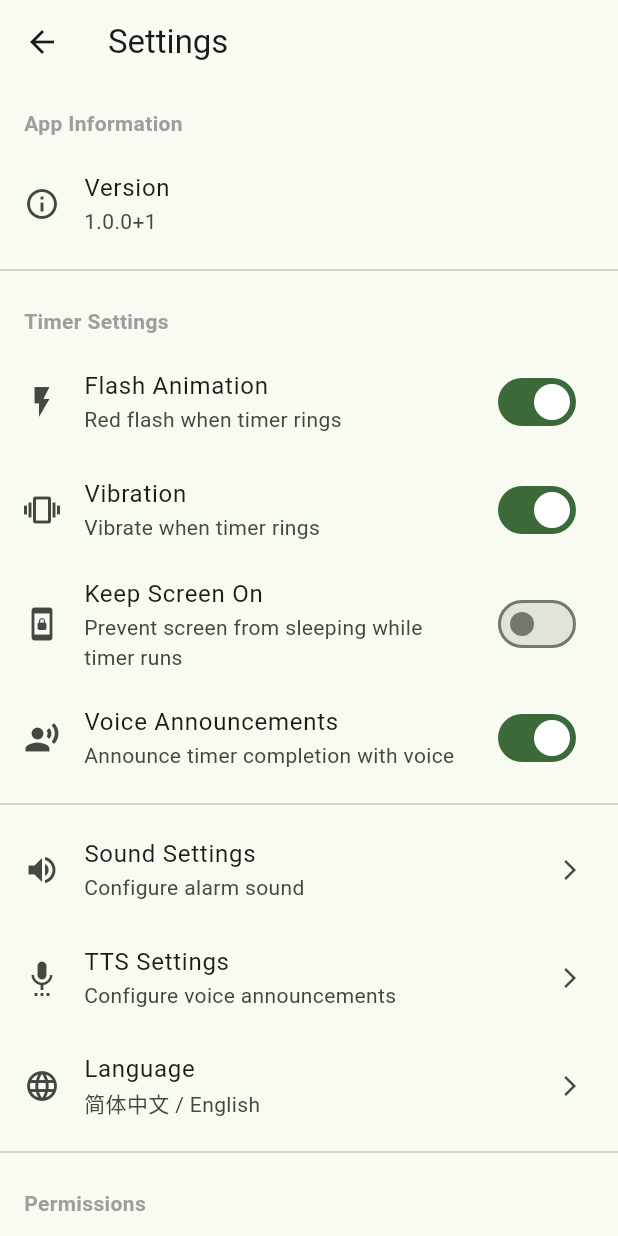
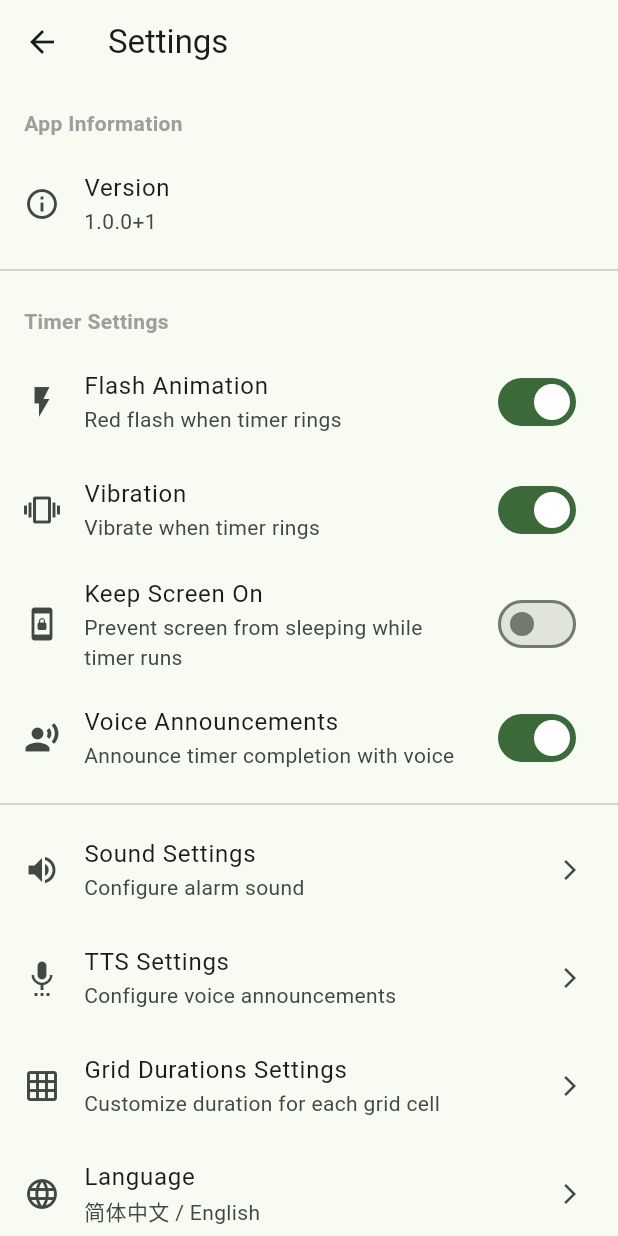
Before and after one commit to calcitem/GridTimer, a Flutter app: the screen it shows after launch, after a tap on the "settings" icon, on a phone screen of 412 x 824 dp. Run offline on Flutter 3.47's test engine with Material 3 defaults, Android fonts, the phone set to English and light mode, and no system bars; our stand-ins replace audioplayers, flutter_local_notifications, flutter_riverpod, flutter_tts, freezed_annotation, hive_ce and 3 more; missing offline and left inert: app_settings; accounts and stored records are empty; generated files the repository leaves out were written again.

Commit message:
feat(settings): add grid durations configuration and update timer service
Introduced a new configuration for grid durations in app settings, allowing users to customize the duration for each grid cell. Updated the ITimerService interface to include a method for updating default grid durations based on settings. Enhanced the TimerService to utilize these configurations when creating default grids and added localization support for grid duration settings in both English and Chinese. Updated the settings page to navigate to the new grid durations settings page.

```diff
--- a/lib/core/domain/entities/app_settings.dart
+++ b/lib/core/domain/entities/app_settings.dart
@@ -43,6 +43,11 @@ abstract class AppSettings with _$AppSettings {
 
     /// TTS pitch (0.5 - 2.0, where 1.0 is normal).
     @Default(1.0) double ttsPitch,
+
+    /// 九宫格的自定义时长配置（单位：秒），9个元素分别对应9个宫格
+    /// 默认值：[10秒, 2分, 3分, 5分, 8分, 10分, 15分, 20分, 45分]
+    @Default([10, 120, 180, 300, 480, 600, 900, 1200, 2700])
+    List<int> gridDurationsInSeconds,
   }) = _AppSettings;
 
   factory AppSettings.fromJson(Map<String, dynamic> json) =>
--- a/lib/core/domain/services/i_timer_service.dart
+++ b/lib/core/domain/services/i_timer_service.dart
@@ -50,4 +50,8 @@ abstract interface class ITimerService {
 
   /// Returns whether any timer is not idle.
   bool hasActiveTimers();
+
+  /// Updates default grid durations from settings.
+  /// Throws if any timer is active.
+  Future<void> updateDefaultGridDurations();
 }
--- a/lib/data/models/app_settings_hive.dart
+++ b/lib/data/models/app_settings_hive.dart
@@ -42,6 +42,9 @@ class AppSettingsHive {
   @HiveField(11, defaultValue: 1.0)
   final double ttsPitch;
 
+  @HiveField(12, defaultValue: [10, 120, 180, 300, 480, 600, 900, 1200, 2700])
+  final List<int> gridDurationsInSeconds;
+
   AppSettingsHive({
     required this.activeModeId,
     required this.flashEnabled,
@@ -55,6 +58,7 @@ class AppSettingsHive {
     required this.ttsVolume,
     required this.ttsSpeechRate,
     required this.ttsPitch,
+    required this.gridDurationsInSeconds,
   });
 
   /// Convert from domain entity.
@@ -72,6 +76,7 @@ class AppSettingsHive {
       ttsVolume: settings.ttsVolume,
       ttsSpeechRate: settings.ttsSpeechRate,
       ttsPitch: settings.ttsPitch,
+      gridDurationsInSeconds: settings.gridDurationsInSeconds,
     );
   }
 
@@ -90,6 +95,7 @@ class AppSettingsHive {
       ttsVolume: ttsVolume,
       ttsSpeechRate: ttsSpeechRate,
       ttsPitch: ttsPitch,
+      gridDurationsInSeconds: gridDurationsInSeconds,
     );
   }
 }
--- a/lib/infrastructure/timer_service.dart
+++ b/lib/infrastructure/timer_service.dart
@@ -1,4 +1,5 @@
 import 'dart:async';
+import '../core/domain/entities/app_settings.dart';
 import '../core/domain/entities/timer_config.dart';
 import '../core/domain/entities/timer_grid_set.dart';
 import '../core/domain/entities/timer_session.dart';
@@ -52,8 +53,8 @@ class TimerService implements ITimerService {
 
     _currentGrid = await _storage.getMode(activeModeId);
     if (_currentGrid == null) {
-      // Create default mode
-      _currentGrid = _createDefaultGrid();
+      // Create default mode using configured durations
+      _currentGrid = _createDefaultGrid(settings);
       await _storage.saveMode(_currentGrid!);
     }
 
@@ -278,6 +279,26 @@ class TimerService implements ITimerService {
     _emitState();
   }
 
+  /// 更新 default mode 的时长配置（从设置中读取最新配置）
+  Future<void> updateDefaultGridDurations() async {
+    // 只能在没有活动计时器时更新
+    if (hasActiveTimers()) {
+      throw Exception('Cannot update grid durations while timers are active');
+    }
+
+    final settings = await _storage.getSettings();
+    if (_currentGrid?.modeId == 'default') {
+      // 重新创建 default grid
+      _currentGrid = _createDefaultGrid(settings);
+      await _storage.saveMode(_currentGrid!);
+
+      // 重新初始化 sessions
+      _initializeIdleSessions();
+
+      _emitState();
+    }
+  }
+
   @override
   Future<void> refreshFromClock() async {
     await _recoverSessions();
@@ -386,16 +407,23 @@ class TimerService implements ITimerService {
     _stateController.add((_currentGrid!, sessions));
   }
 
-  TimerGridSet _createDefaultGrid() {
-    // 默认时间配置：1, 2, 3, 5, 10, 15, 20, 45, 60 分钟
-    const defaultDurations = [1, 2, 3, 5, 10, 15, 20, 45, 60];
+  TimerGridSet _createDefaultGrid(AppSettings? settings) {
+    // 从设置中获取配置的时长，如果没有则使用默认值
+    // 默认时间配置（单位：秒）：10秒, 2分, 3分, 5分, 8分, 10分, 15分, 20分, 45分
+    final durationsInSeconds = settings?.gridDurationsInSeconds ??
+        [10, 120, 180, 300, 480, 600, 900, 1200, 2700];
+
+    assert(durationsInSeconds.length == 9, '九宫格时长配置必须包含9个元素');
 
     final configs = List.generate(9, (i) {
-      final minutes = defaultDurations[i];
+      final seconds = durationsInSeconds[i];
+      // 根据秒数生成显示名称
+      final name = _formatDurationName(seconds);
+
       return TimerConfig(
         slotIndex: i,
-        name: '$minutes min',
-        presetDurationMs: Duration(minutes: minutes).inMilliseconds,
+        name: name,
+        presetDurationMs: Duration(seconds: seconds).inMilliseconds,
         soundKey: 'default',
         ttsEnabled: true,
       );
@@ -404,6 +432,19 @@ class TimerService implements ITimerService {
     return TimerGridSet(modeId: 'default', modeName: 'Default', slots: configs);
   }
 
+  /// 根据秒数格式化显示名称
+  String _formatDurationName(int seconds) {
+    if (seconds < 60) {
+      return '$seconds s';
+    } else if (seconds < 3600) {
+      final minutes = seconds ~/ 60;
+      return '$minutes min';
+    } else {
+      final hours = seconds ~/ 3600;
+      return '$hours h';
+    }
+  }
+
   void dispose() {
     _uiRefreshTimer?.cancel();
     _stateController.close();
--- a/lib/l10n/app_localizations.dart
+++ b/lib/l10n/app_localizations.dart
@@ -487,6 +487,60 @@ abstract class AppLocalizations {
   /// In en, this message translates to:
   /// **'Test Voice'**
   String get testTts;
+
+  /// Grid durations settings option
+  ///
+  /// In en, this message translates to:
+  /// **'Grid Durations Settings'**
+  String get gridDurationsSettings;
+
+  /// Description for grid durations settings
+  ///
+  /// In en, this message translates to:
+  /// **'Customize duration for each grid cell'**
+  String get gridDurationsSettingsDesc;
+
+  /// Grid slot label
+  ///
+  /// In en, this message translates to:
+  /// **'Grid {index}'**
+  String gridSlot(int index);
+
+  /// Seconds unit
+  ///
+  /// In en, this message translates to:
+  /// **'seconds'**
+  String get seconds;
+
+  /// Hours unit
+  ///
+  /// In en, this message translates to:
+  /// **'hours'**
+  String get hours;
+
+  /// Save button
+  ///
+  /// In en, this message translates to:
+  /// **'Save'**
+  String get save;
+
+  /// Reset button
+  ///
+  /// In en, this message translates to:
+  /// **'Reset'**
+  String get reset;
+
+  /// Reset to default button
+  ///
+  /// In en, this message translates to:
+  /// **'Reset to Default'**
+  String get resetToDefault;
+
+  /// Reset to default confirmation
+  ///
+  /// In en, this message translates to:
+  /// **'Are you sure you want to reset grid durations to default values?'**
+  String get gridDurationsResetConfirm;
 }
 
 class _AppLocalizationsDelegate
--- a/lib/presentation/pages/settings_page.dart
+++ b/lib/presentation/pages/settings_page.dart
@@ -3,6 +3,7 @@ import 'package:flutter_riverpod/flutter_riverpod.dart';
 import '../../app/locale_provider.dart';
 import '../../app/providers.dart';
 import '../../l10n/app_localizations.dart';
+import 'grid_durations_settings_page.dart';
 import 'sound_settings_page.dart';
 import 'tts_settings_page.dart';
 
@@ -106,6 +107,21 @@ class SettingsPage extends ConsumerWidget {
                 Navigator.of(context).push(
                   MaterialPageRoute(
                     builder: (_) => const TtsSettingsPage(),
+                  ),
+                );
+              },
+            ),
+
+            // Grid Durations Settings
+            ListTile(
+              leading: const Icon(Icons.grid_on),
+              title: Text(l10n.gridDurationsSettings),
+              subtitle: Text(l10n.gridDurationsSettingsDesc),
+              trailing: const Icon(Icons.arrow_forward_ios, size: 16),
+              onTap: () {
+                Navigator.of(context).push(
+                  MaterialPageRoute(
+                    builder: (_) => const GridDurationsSettingsPage(),
                   ),
                 );
               },
```
Also changed, not shown: lib/l10n/app_en.arb (+51 -0 lines), lib/l10n/app_localizations_en.dart (+31 -0 lines), lib/l10n/app_localizations_zh.dart (+29 -0 lines), lib/l10n/app_zh.arb (+11 -1 lines), lib/presentation/pages/grid_durations_settings_page.dart (added, +294 -0 lines).
